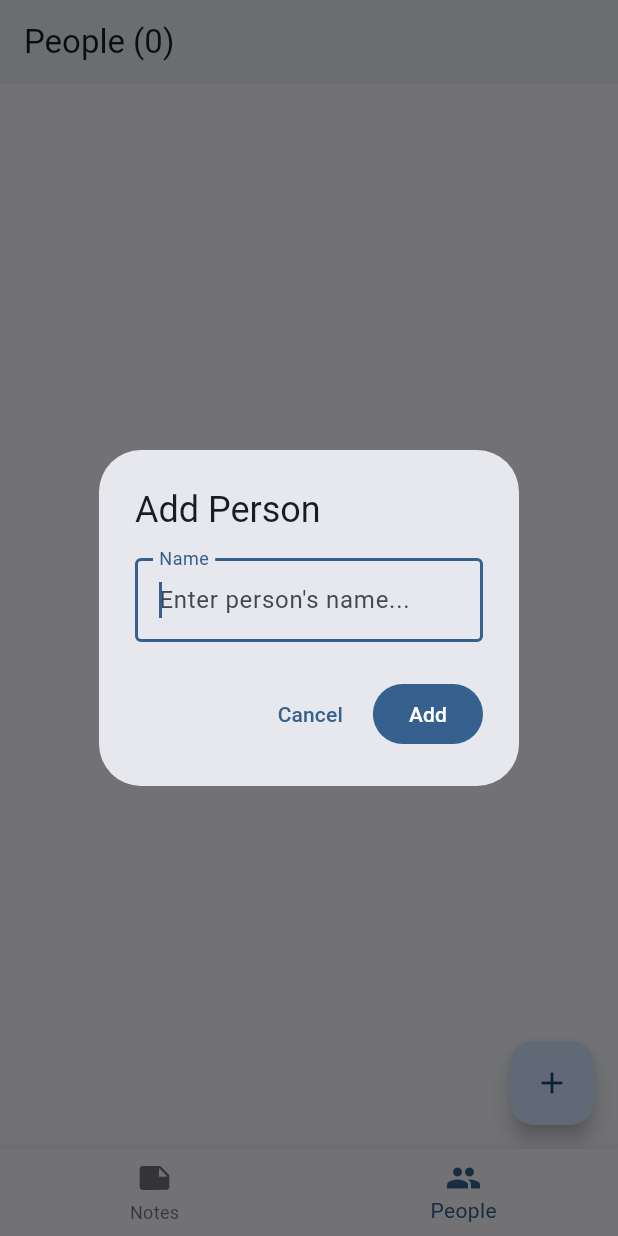
After one commit to keithwalsh/circle-cue, a Flutter app: the screen it shows after launch, item 2 of the bottom bar chosen, after a tap on the "add" icon, on a phone screen of 412 x 824 dp. The commit adds this screen. Run offline on Flutter 3.47's test engine with Material 3 defaults, Android fonts, the phone set to English and light mode, and no system bars; our stand-ins replace drift, shared_preferences, sqlite3_flutter_libs; missing offline and left inert: sqlite3; accounts and stored records are empty; generated files the repository leaves out were written again.

Commit message:
feat: add note editing functionality and integrate people screen

```diff
--- a/lib/database/app_database.dart
+++ b/lib/database/app_database.dart
@@ -7,15 +7,25 @@ import 'package:sqlite3/sqlite3.dart';
 import 'package:sqlite3_flutter_libs/sqlite3_flutter_libs.dart';
 
 import '../models/note.dart';
+import '../models/person.dart';
 
 part 'app_database.g.dart';
 
-@DriftDatabase(tables: [Notes])
+@DriftDatabase(tables: [Notes, People])
 class AppDatabase extends _$AppDatabase {
   AppDatabase() : super(_openConnection());
 
   @override
-  int get schemaVersion => 1;
+  int get schemaVersion => 2;
+
+  @override
+  MigrationStrategy get migration => MigrationStrategy(
+    onUpgrade: (migrator, from, to) async {
+      if (from == 1) {
+        await migrator.createTable(people);
+      }
+    },
+  );
 }
 
 LazyDatabase _openConnection() {
--- a/lib/main.dart
+++ b/lib/main.dart
@@ -3,6 +3,7 @@ import 'package:shared_preferences/shared_preferences.dart';
 import 'package:intl/intl.dart';
 import 'database/app_database.dart';
 import 'repositories/notes_repository.dart';
+import 'screens/people_screen.dart';
 
 void main() {
   runApp(const NotesApp());
@@ -33,6 +34,7 @@ class _NotesHomePageState extends State<NotesHomePage> {
   List<Note> _notes = [];
   bool _isDarkMode = false;
   bool _isLoading = true;
+  int _currentIndex = 0;
   late AppDatabase _database;
   late NotesRepository _notesRepository;
 
@@ -103,6 +105,50 @@ class _NotesHomePageState extends State<NotesHomePage> {
     }
   }
 
+  Future<void> _editNote(Note note) async {
+    final TextEditingController editController = TextEditingController(text: note.content);
+
+    final result = await showDialog<String>(
+      context: context,
+      builder: (BuildContext context) {
+        return AlertDialog(
+          title: const Text('Edit Note'),
+          content: TextField(
+            controller: editController,
+            decoration: const InputDecoration(
+              hintText: 'Edit your note...',
+              border: OutlineInputBorder(),
+            ),
+            maxLines: 3,
+            autofocus: true,
+          ),
+          actions: [
+            TextButton(
+              onPressed: () => Navigator.of(context).pop(),
+              child: const Text('Cancel'),
+            ),
+            FilledButton(
+              onPressed: () {
+                final editedText = editController.text.trim();
+                if (editedText.isNotEmpty) {
+                  Navigator.of(context).pop(editedText);
+                }
+              },
+              child: const Text('Save'),
+            ),
+          ],
+        );
+      },
+    );
+
+    if (result != null && result.isNotEmpty) {
+      await _notesRepository.updateNote(note.id, result);
+      _refreshNotes();
+    }
+
+    editController.dispose();
+  }
+
   Future<void> _deleteNote(Note note) async {
     await _notesRepository.deleteNote(note.id);
     _refreshNotes();
@@ -171,7 +217,8 @@ class _NotesHomePageState extends State<NotesHomePage> {
       theme: theme,
       debugShowCheckedModeBanner: false,
       home: Scaffold(
-        body: SafeArea(
+        body: _currentIndex == 0
+          ? SafeArea(
               child: Padding(
                 padding: const EdgeInsets.all(16.0),
                 child: Column(
@@ -309,12 +356,24 @@ class _NotesHomePageState extends State<NotesHomePage> {
                                             note.content,
                                             style: theme.textTheme.bodyLarge,
                                           ),
-                                      trailing: IconButton(
+                                          trailing: Row(
+                                            mainAxisSize: MainAxisSize.min,
+                                            children: [
+                                              IconButton(
+                                                onPressed: () => _editNote(note),
+                                                icon: const Icon(Icons.edit),
+                                                tooltip: 'Edit note',
+                                                color: theme.colorScheme.primary,
+                                              ),
+                                              IconButton(
                                                 onPressed: () => _deleteNote(note),
                                                 icon: const Icon(Icons.close),
                                                 tooltip: 'Delete note',
                                                 color: theme.colorScheme.error,
                                               ),
+                                            ],
+                                          ),
+                                          onTap: () => _editNote(note),
                                           contentPadding: const EdgeInsets.symmetric(
                                             horizontal: 16,
                                             vertical: 4,
@@ -330,6 +389,25 @@ class _NotesHomePageState extends State<NotesHomePage> {
                   ],
                 ),
               ),
+            )
+          : PeopleScreen(database: _database),
+        bottomNavigationBar: BottomNavigationBar(
+          currentIndex: _currentIndex,
+          onTap: (index) {
+            setState(() {
+              _currentIndex = index;
+            });
+          },
+          items: const [
+            BottomNavigationBarItem(
+              icon: Icon(Icons.note),
+              label: 'Notes',
+            ),
+            BottomNavigationBarItem(
+              icon: Icon(Icons.people),
+              label: 'People',
+            ),
+          ],
         ),
       ),
     );
--- /dev/null
+++ b/lib/models/person.dart
@@ -0,0 +1,9 @@
+import 'package:drift/drift.dart';
+
+class People extends Table {
+  IntColumn get id => integer().autoIncrement()();
+  TextColumn get name => text().withLength(min: 1, max: 100)();
+  TextColumn get photoPath => text().nullable()();
+  DateTimeColumn get createdAt => dateTime().withDefault(currentDateAndTime)();
+  DateTimeColumn get updatedAt => dateTime().withDefault(currentDateAndTime)();
+}
--- /dev/null
+++ b/lib/repositories/person_repository.dart
@@ -0,0 +1,68 @@
+import 'package:drift/drift.dart';
+import '../database/app_database.dart';
+
+class PersonRepository {
+  final AppDatabase _database;
+
+  PersonRepository(this._database);
+
+  // Get all people ordered by creation date (newest first)
+  Stream<List<PeopleData>> watchAllPeople() {
+    return (_database.select(_database.people)
+      ..orderBy([(t) => OrderingTerm.desc(t.createdAt)]))
+      .watch();
+  }
+
+  // Get all people as a future (for one-time fetch)
+  Future<List<PeopleData>> getAllPeople() {
+    return (_database.select(_database.people)
+          ..orderBy([(t) => OrderingTerm.desc(t.createdAt)]))
+        .get();
+  }
+
+  // Add a new person
+  Future<int> addPerson(String name, {String? photoPath}) {
+    return _database.into(_database.people).insert(
+      PeopleCompanion(
+        name: Value(name),
+        photoPath: Value(photoPath),
+        createdAt: Value(DateTime.now()),
+        updatedAt: Value(DateTime.now()),
+      ),
+    );
+  }
+
+  // Update an existing person
+  Future<bool> updatePerson(int id, String name, {String? photoPath}) async {
+    final result = await (_database.update(_database.people)
+          ..where((t) => t.id.equals(id)))
+        .write(PeopleCompanion(
+          name: Value(name),
+          photoPath: Value(photoPath),
+          updatedAt: Value(DateTime.now()),
+        ));
+    return result > 0;
+  }
+
+  // Delete a person by ID
+  Future<int> deletePerson(int id) {
+    return (_database.delete(_database.people)..where((t) => t.id.equals(id)))
+        .go();
+  }
+
+  // Delete all people
+  Future<int> deleteAllPeople() {
+    return _database.delete(_database.people).go();
+  }
+
+  // Get person by ID
+  Future<PeopleData?> getPersonById(int id) {
+    return (_database.select(_database.people)..where((t) => t.id.equals(id)))
+        .getSingleOrNull();
+  }
+
+  // Close the database connection
+  Future<void> close() {
+    return _database.close();
+  }
+}
--- /dev/null
+++ b/lib/screens/people_screen.dart
@@ -0,0 +1,229 @@
+import 'package:flutter/material.dart';
+import 'dart:io';
+import '../database/app_database.dart';
+import '../repositories/person_repository.dart';
+
+class PeopleScreen extends StatefulWidget {
+  final AppDatabase database;
+
+  const PeopleScreen({super.key, required this.database});
+
+  @override
+  State<PeopleScreen> createState() => _PeopleScreenState();
+}
+
+class _PeopleScreenState extends State<PeopleScreen> {
+  List<PeopleData> _people = [];
+  bool _isLoading = true;
+  late PersonRepository _personRepository;
+
+  @override
+  void initState() {
+    super.initState();
+    _personRepository = PersonRepository(widget.database);
+    _loadPeople();
+  }
+
+  Future<void> _loadPeople() async {
+    final people = await _personRepository.getAllPeople();
+    setState(() {
+      _people = people;
+      _isLoading = false;
+    });
+  }
+
+  Future<void> _refreshPeople() async {
+    final people = await _personRepository.getAllPeople();
+    setState(() {
+      _people = people;
+    });
+  }
+
+  Future<void> _showAddPersonDialog() async {
+    final TextEditingController nameController = TextEditingController();
+
+    final result = await showDialog<String>(
+      context: context,
+      builder: (BuildContext context) {
+        return AlertDialog(
+          title: const Text('Add Person'),
+          content: TextField(
+            controller: nameController,
+            decoration: const InputDecoration(
+              hintText: 'Enter person\'s name...',
+              border: OutlineInputBorder(),
+              labelText: 'Name',
+            ),
+            autofocus: true,
+            textCapitalization: TextCapitalization.words,
+          ),
+          actions: [
+            TextButton(
+              onPressed: () => Navigator.of(context).pop(),
+              child: const Text('Cancel'),
+            ),
+            FilledButton(
+              onPressed: () {
+                final name = nameController.text.trim();
+                if (name.isNotEmpty) {
+                  Navigator.of(context).pop(name);
+                }
+              },
+              child: const Text('Add'),
+            ),
+          ],
+        );
+      },
+    );
+
+    if (result != null && result.isNotEmpty) {
+      await _personRepository.addPerson(result);
+      _refreshPeople();
+    }
+
+    nameController.dispose();
+  }
+
+  Future<void> _deletePerson(PeopleData person) async {
+    final confirmed = await showDialog<bool>(
+      context: context,
+      builder: (BuildContext context) {
+        return AlertDialog(
+          title: const Text('Delete Person'),
+          content: Text('Are you sure you want to delete ${person.name}?'),
+          actions: [
+            TextButton(
+              onPressed: () => Navigator.of(context).pop(false),
+              child: const Text('Cancel'),
+            ),
+            FilledButton(
+              onPressed: () => Navigator.of(context).pop(true),
+              style: FilledButton.styleFrom(
+                backgroundColor: Theme.of(context).colorScheme.error,
+              ),
+              child: const Text('Delete'),
+            ),
+          ],
+        );
+      },
+    );
+
+    if (confirmed == true) {
+      await _personRepository.deletePerson(person.id);
+      _refreshPeople();
+    }
+  }
+
+  @override
+  Widget build(BuildContext context) {
+    final theme = Theme.of(context);
+
+    if (_isLoading) {
+      return const Scaffold(
+        body: Center(
+          child: CircularProgressIndicator(),
+        ),
+      );
+    }
+
+    return Scaffold(
+      appBar: AppBar(
+        title: Text('People (${_people.length})'),
+        backgroundColor: theme.colorScheme.surfaceContainer,
+      ),
+      body: _people.isEmpty
+          ? Center(
+              child: Column(
+                mainAxisAlignment: MainAxisAlignment.center,
+                children: [
+                  Icon(
+                    Icons.people_outline,
+                    size: 64,
+                    color: theme.colorScheme.onSurface.withValues(alpha: 0.3),
+                  ),
+                  const SizedBox(height: 16),
+                  Text(
+                    'No people yet',
+                    style: theme.textTheme.titleMedium?.copyWith(
+                      color: theme.colorScheme.onSurface.withValues(alpha: 0.5),
+                    ),
+                  ),
+                  const SizedBox(height: 8),
+                  Text(
+                    'Tap the + button to add your first person',
+                    style: theme.textTheme.bodyMedium?.copyWith(
+                      color: theme.colorScheme.onSurface.withValues(alpha: 0.4),
+                    ),
+                  ),
+                ],
+              ),
+            )
+          : Padding(
+              padding: const EdgeInsets.all(16.0),
+              child: ListView.builder(
+                itemCount: _people.length,
+                itemBuilder: (context, index) {
+                  final person = _people[index];
+                  return Card(
+                    margin: const EdgeInsets.only(bottom: 8),
+                    child: ListTile(
+                      leading: CircleAvatar(
+                        backgroundColor: theme.colorScheme.primaryContainer,
+                        foregroundColor: theme.colorScheme.onPrimaryContainer,
+                        child: person.photoPath != null
+                            ? ClipOval(
+                                child: Image.file(
+                                  File(person.photoPath!),
+                                  width: 40,
+                                  height: 40,
+                                  fit: BoxFit.cover,
+                                  errorBuilder: (context, error, stackTrace) {
+                                    return Text(
+                                      person.name.isNotEmpty
+                                          ? person.name[0].toUpperCase()
+                                          : '?',
+                                      style: theme.textTheme.titleMedium?.copyWith(
+                                        fontWeight: FontWeight.bold,
+                                      ),
+                                    );
+                                  },
+                                ),
+                              )
+                            : Text(
+                                person.name.isNotEmpty
+                                    ? person.name[0].toUpperCase()
+                                    : '?',
+                                style: theme.textTheme.titleMedium?.copyWith(
+                                  fontWeight: FontWeight.bold,
+                                ),
+                              ),
+                      ),
+                      title: Text(
+                        person.name,
+                        style: theme.textTheme.titleMedium?.copyWith(
+                          fontWeight: FontWeight.w600,
+                        ),
+                      ),
+                      trailing: IconButton(
+                        onPressed: () => _deletePerson(person),
+                        icon: const Icon(Icons.delete_outline),
+                        tooltip: 'Delete person',
+                        color: theme.colorScheme.error,
+                      ),
+                      contentPadding: const EdgeInsets.symmetric(
+                        horizontal: 16,
+                        vertical: 8,
+                      ),
+                    ),
+                  );
+                },
+              ),
+            ),
+      floatingActionButton: FloatingActionButton(
+        onPressed: _showAddPersonDialog,
+        tooltip: 'Add Person',
+        child: const Icon(Icons.add),
+      ),
+    );
+  }
+}
```
Also changed, not shown: lib/repositories/notes_repository.dart (+8 -9 lines). Lines whose indentation alone changed are shown as unchanged.
